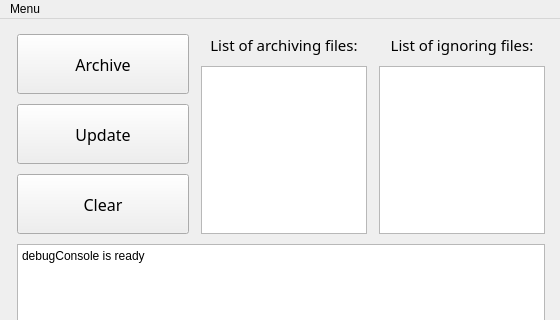
Above: lib/mainwindow.ui from Extervin/AUCTool before the change; both pictures show x 0 to 560 and y 0 to 320 of the 560 by 590 pixel window. Below: the same form after it.
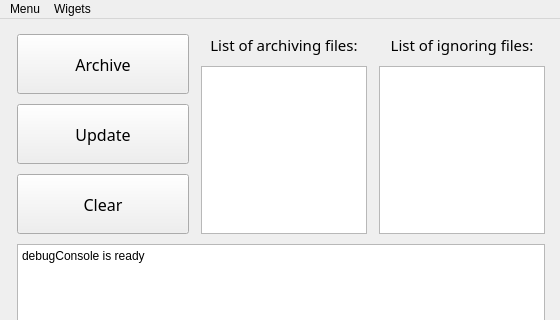
That is the form after the change. Icons and pictures are not drawn.

Patch:
```diff
--- a/lib/mainwindow.ui
+++ b/lib/mainwindow.ui
@@ -273,7 +273,14 @@
     <addaction name="separator"/>
     <addaction name="actionExit"/>
    </widget>
+   <widget class="QMenu" name="menuWigets">
+    <property name="title">
+     <string>Wigets</string>
+    </property>
+    <addaction name="actionServer_Update"/>
+   </widget>
    <addaction name="menuMenu"/>
+   <addaction name="menuWigets"/>
   </widget>
   <widget class="QStatusBar" name="statusbar"/>
   <action name="actionSettings">
```
Left out of the diff: 11 changed lines with no effect on the pictures.
